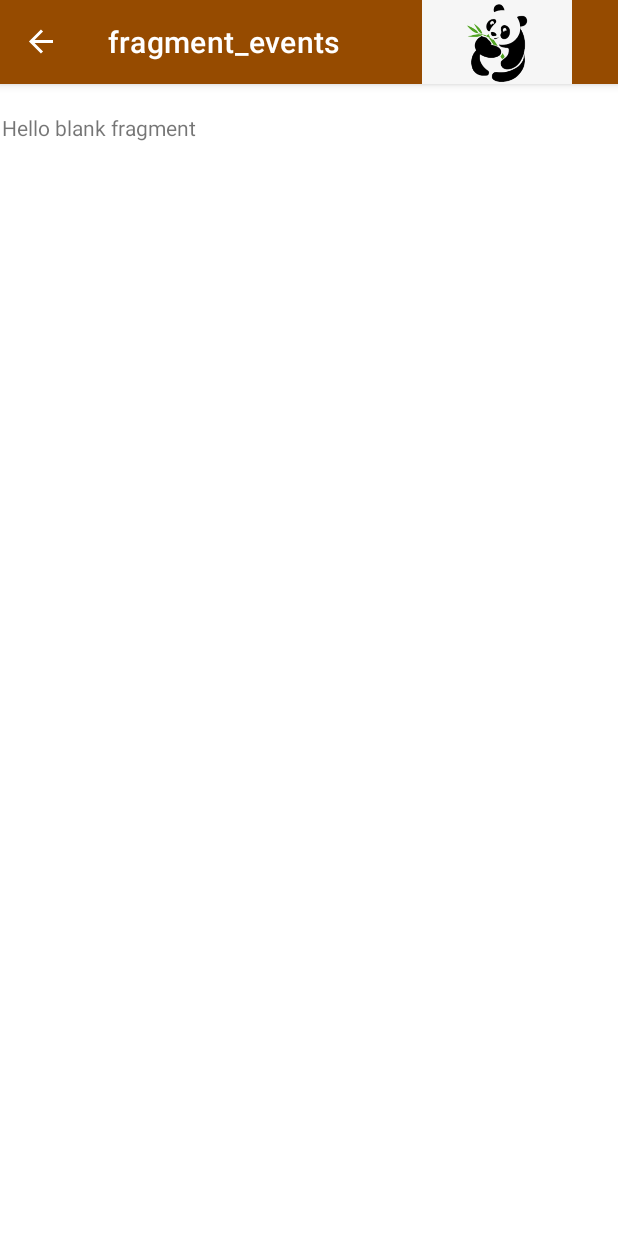
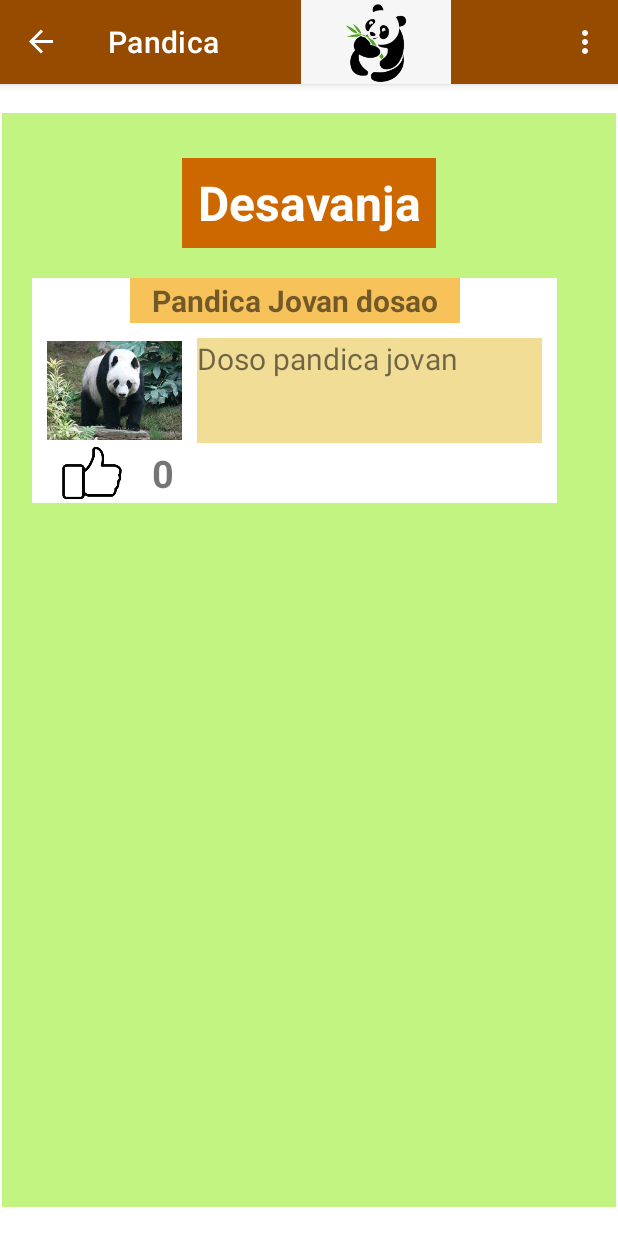
Before and after one commit to nikolamarinkovic/PandicaAndroid, an Android app: the EventsFragment screen opened through its navigation route, on a phone screen of 412 x 824 dp. Run offline under Robolectric (Android 15) with nearby library versions, the phone set to English and light mode, and no system bars; our stand-ins replace navigation-ui.

Commit message:
Added events layout

```diff
--- /dev/null
+++ b/app/src/main/java/com/example/pandica_anroid/Adapters/RecyclerAdapterEvents.java
@@ -0,0 +1,100 @@
+package com.example.pandica_anroid.Adapters;
+
+import android.content.Context;
+import android.media.Image;
+import android.view.LayoutInflater;
+import android.view.View;
+import android.view.ViewGroup;
+import android.widget.EditText;
+import android.widget.ImageView;
+import android.widget.TextView;
+
+import androidx.annotation.NonNull;
+import androidx.recyclerview.widget.RecyclerView;
+
+import com.example.pandica_anroid.Models.Event;
+import com.example.pandica_anroid.Models.SinglePacket;
+import com.example.pandica_anroid.Models.User;
+import com.example.pandica_anroid.R;
+
+import java.util.List;
+
+public class RecyclerAdapterEvents extends RecyclerView.Adapter<RecyclerAdapterEvents.MyViewHolder>{
+
+    private List<Event> events;
+    Context context;
+
+    public Context getContext() {
+        return context;
+    }
+
+    public void setContext(Context context) {
+        this.context = context;
+    }
+
+    public RecyclerAdapterEvents(List<Event> events, Context context) {
+        this.events = events;
+        this.context = context;
+    }
+
+    public class MyViewHolder extends RecyclerView.ViewHolder{
+        private TextView name;
+        private ImageView image;
+        private TextView description;
+        private ImageView likeImage;
+        private TextView numberOfLikes;
+
+        public MyViewHolder(@NonNull View view){
+            super(view);
+            name = view.findViewById(R.id.eventNameTextViewEventRecycler);
+            image = view.findViewById(R.id.eventImageViewEventRecycler);
+            description = view.findViewById(R.id.eventDescriptionTextViewEventRecycler);
+            likeImage = view.findViewById(R.id.eventLikeImageViewEventRecycler);
+            numberOfLikes = view.findViewById(R.id.eventNumberOfLikesTextViewEventRecycler);
+        }
+    }
+
+    @NonNull
+    @Override
+    public RecyclerAdapterEvents.MyViewHolder onCreateViewHolder(@NonNull ViewGroup parent, int viewType) {
+        View itemView = LayoutInflater.from(context).inflate(R.layout.event,parent, false);
+        return new RecyclerAdapterEvents.MyViewHolder(itemView);
+    }
+
+    @Override
+    public void onBindViewHolder(@NonNull RecyclerAdapterEvents.MyViewHolder holder, int position) {
+        Event event = events.get(position);
+
+        String name = event.getName();
+        int imageResource = event.getImageResource();
+        String description = event.getDescription();
+        int numberOfLikes = event.getUserIdsLiked().size();
+
+        int likeImageResource = R.drawable.not_liked;
+        List<Integer> usersLiked = event.getUserIdsLiked();
+
+        for(Integer id : usersLiked){
+            if(id == User.currentUser.getId())
+                likeImageResource = R.drawable.liked;
+        }
+
+        int id = event.getId();
+
+        holder.name.setText(name);
+        holder.image.setImageDrawable(context.getDrawable(imageResource));
+        holder.description.setText(description);
+        holder.likeImage.setImageDrawable(context.getDrawable(likeImageResource));
+        holder.numberOfLikes.setText("" + numberOfLikes);
+
+        holder.likeImage.setOnClickListener((view) -> {
+            //TODO: implement buying tickets
+        });
+    }
+
+    @Override
+    public int getItemCount() {
+        return events.size();
+    }
+
+
+}
--- a/app/src/main/java/com/example/pandica_anroid/BuyingTicketsFragment.java
+++ b/app/src/main/java/com/example/pandica_anroid/BuyingTicketsFragment.java
@@ -68,6 +68,9 @@ public class BuyingTicketsFragment extends Fragment {
     public boolean onOptionsItemSelected(@NonNull MenuItem item){
 
         switch (item.getItemId()){
+            case R.id.mainMenuBuyingTickets:
+
+                return true;
             case R.id.mainMenuBoughtTickets:
                 Navigation.findNavController(getView()).navigate(R.id.action_buyingTicketsFragment_to_boughtTicketsFragment);
                 return true;
--- a/app/src/main/java/com/example/pandica_anroid/EventsFragment.java
+++ b/app/src/main/java/com/example/pandica_anroid/EventsFragment.java
@@ -2,63 +2,91 @@ package com.example.pandica_anroid;
 
 import android.os.Bundle;
 
+import androidx.annotation.NonNull;
+import androidx.annotation.Nullable;
+import androidx.appcompat.app.AppCompatActivity;
 import androidx.fragment.app.Fragment;
+import androidx.navigation.Navigation;
+import androidx.recyclerview.widget.LinearLayoutManager;
+import androidx.recyclerview.widget.RecyclerView;
 
 import android.view.LayoutInflater;
+import android.view.Menu;
+import android.view.MenuInflater;
+import android.view.MenuItem;
 import android.view.View;
 import android.view.ViewGroup;
 
-/**
- * A simple {@link Fragment} subclass.
- * Use the {@link EventsFragment#newInstance} factory method to
- * create an instance of this fragment.
- */
-public class EventsFragment extends Fragment {
+import com.example.pandica_anroid.Adapters.RecyclerAdapterBoughtTickets;
+import com.example.pandica_anroid.Adapters.RecyclerAdapterEvents;
+import com.example.pandica_anroid.Models.BoughtTicket;
+import com.example.pandica_anroid.Models.Event;
 
-    // TODO: Rename parameter arguments, choose names that match
-    // the fragment initialization parameters, e.g. ARG_ITEM_NUMBER
-    private static final String ARG_PARAM1 = "param1";
-    private static final String ARG_PARAM2 = "param2";
 
-    // TODO: Rename and change types of parameters
-    private String mParam1;
-    private String mParam2;
-
-    public EventsFragment() {
-        // Required empty public constructor
-    }
-
-    /**
-     * Use this factory method to create a new instance of
-     * this fragment using the provided parameters.
-     *
-     * @param param1 Parameter 1.
-     * @param param2 Parameter 2.
-     * @return A new instance of fragment EventsFragment.
-     */
-    // TODO: Rename and change types and number of parameters
-    public static EventsFragment newInstance(String param1, String param2) {
-        EventsFragment fragment = new EventsFragment();
-        Bundle args = new Bundle();
-        args.putString(ARG_PARAM1, param1);
-        args.putString(ARG_PARAM2, param2);
-        fragment.setArguments(args);
-        return fragment;
-    }
-
-    @Override
-    public void onCreate(Bundle savedInstanceState) {
-        super.onCreate(savedInstanceState);
-        if (getArguments() != null) {
-            mParam1 = getArguments().getString(ARG_PARAM1);
-            mParam2 = getArguments().getString(ARG_PARAM2);
-        }
-    }
+public class  EventsFragment extends Fragment {
 
     @Override
     public View onCreateView(LayoutInflater inflater, ViewGroup container,
                              Bundle savedInstanceState) {
         // Inflate the layout for this fragment
-        return inflater.inflate(R.layout.fragment_events, container, false);
+        View view = inflater.inflate(R.layout.fragment_events, container, false);
+
+        //setting title
+        ((AppCompatActivity)getActivity()).getSupportActionBar().setTitle("Pandica");
+
+        setHasOptionsMenu(true);
+        return view;
     }
+
+    @Override
+    public void onViewCreated(@NonNull View view, @Nullable Bundle savedInstanceState) {
+        super.onViewCreated(view, savedInstanceState);
+
+        RecyclerView recyclerViewEvents = view.findViewById(R.id.recyclerViewEvents);
+
+        recyclerViewEvents.setLayoutManager(new LinearLayoutManager(getContext()));
+        recyclerViewEvents.setAdapter(new RecyclerAdapterEvents(Event.events, getContext()));
+
+
+
+    }
+
+    @Override
+    public void onCreateOptionsMenu(@NonNull Menu menu, @NonNull MenuInflater inflater) {
+        menu.clear();
+        getActivity().getMenuInflater().inflate(R.menu.main_menu, menu);
+        super.onCreateOptionsMenu(menu, inflater);
+    }
+
+    @Override
+    public boolean onOptionsItemSelected(@NonNull MenuItem item){
+
+        switch (item.getItemId()){
+            case R.id.mainMenuBuyingTickets:
+                Navigation.findNavController(getView()).navigate(R.id.action_eventsFragment_to_buyingTicketsFragment);
+                return true;
+            case R.id.mainMenuBoughtTickets:
+                Navigation.findNavController(getView()).navigate(R.id.action_eventsFragment_to_boughtTicketsFragment);
+                return true;
+            case R.id.mainMenuEvents:
+
+                return true;
+            case R.id.mainMenuAnimals:
+                Navigation.findNavController(getView()).navigate(R.id.action_eventsFragment_to_animalsFragment);
+                return true;
+            case R.id.mainMenuNotifications:
+                Navigation.findNavController(getView()).navigate(R.id.action_eventsFragment_to_notificationsFragment);
+                return true;
+            case R.id.mainMenuProfile:
+                Navigation.findNavController(getView()).navigate(R.id.action_eventsFragment_to_profileFragment);
+                return true;
+
+            case R.id.mainMenulogout:
+                Navigation.findNavController(getView()).navigate(R.id.action_eventsFragment_to_homeFragment);
+                return true;
+            default:
+                return super.onOptionsItemSelected(item);
+        }
+    }
+
 }
--- /dev/null
+++ b/app/src/main/res/layout/event.xml
@@ -0,0 +1,71 @@
+<?xml version="1.0" encoding="utf-8"?>
+<androidx.constraintlayout.widget.ConstraintLayout xmlns:android="http://schemas.android.com/apk/res/android"
+    android:layout_width="350dp"
+    android:layout_height="wrap_content"
+    xmlns:app="http://schemas.android.com/apk/res-auto"
+    android:background = "@color/white"
+    android:layout_marginLeft="20dp"
+    android:layout_marginRight="20dp"
+    >
+
+    <TextView
+        android:id = "@+id/eventNameTextViewEventRecycler"
+        android:background = "@color/event_name"
+        app:layout_constraintLeft_toLeftOf="parent"
+        app:layout_constraintRight_toRightOf="parent"
+        app:layout_constraintTop_toTopOf="parent"
+        android:layout_width="220dp"
+        android:layout_height="30dp"
+        android:gravity = "center"
+        android:textSize = "20sp"
+        android:textStyle = "bold"
+        />
+
+    <ImageView
+        android:layout_marginTop="10dp"
+        android:id = "@+id/eventImageViewEventRecycler"
+        android:layout_width="90dp"
+        android:layout_height="70dp"
+        app:layout_constraintLeft_toLeftOf="parent"
+        app:layout_constraintTop_toBottomOf="@id/eventNameTextViewEventRecycler"
+        android:layout_marginLeft="10dp"
+        />
+
+    <TextView
+        android:id = "@+id/eventDescriptionTextViewEventRecycler"
+        android:layout_width="230dp"
+        android:layout_height="70dp"
+        app:layout_constraintLeft_toRightOf="@id/eventImageViewEventRecycler"
+        app:layout_constraintTop_toTopOf="@id/eventImageViewEventRecycler"
+        android:layout_marginLeft="10dp"
+        android:background = "@color/event_description"
+        android:textSize = "20sp"
+        />
+
+    <ImageView
+        android:id = "@+id/eventLikeImageViewEventRecycler"
+        android:layout_width="60dp"
+        android:layout_height="40dp"
+        app:layout_constraintLeft_toLeftOf="parent"
+        app:layout_constraintTop_toBottomOf="@id/eventImageViewEventRecycler"
+        android:layout_marginLeft="10dp"
+        />
+
+    <TextView
+
+        android:id = "@+id/eventNumberOfLikesTextViewEventRecycler"
+        android:layout_width="50dp"
+        android:layout_height="40dp"
+        app:layout_constraintLeft_toRightOf="@id/eventLikeImageViewEventRecycler"
+        app:layout_constraintTop_toTopOf="@id/eventLikeImageViewEventRecycler"
+        android:layout_marginLeft="10dp"
+        android:textSize = "25sp"
+        android:gravity = "center_vertical"
+        android:textStyle = "bold"
+        />
+
+
+
+
+
+</androidx.constraintlayout.widget.ConstraintLayout>
--- a/app/src/main/res/layout/fragment_events.xml
+++ b/app/src/main/res/layout/fragment_events.xml
@@ -1,14 +1,56 @@
 <?xml version="1.0" encoding="utf-8"?>
-<FrameLayout xmlns:android="http://schemas.android.com/apk/res/android"
-    xmlns:tools="http://schemas.android.com/tools"
+<ScrollView
+    xmlns:android="http://schemas.android.com/apk/res/android"
+    xmlns:app="http://schemas.android.com/apk/res-auto"
     android:layout_width="match_parent"
     android:layout_height="match_parent"
-    tools:context=".EventsFragment">
+    android:background="@color/color_background"
+    >
 
-    <!-- TODO: Update blank fragment layout -->
-    <TextView
+
+    <androidx.constraintlayout.widget.ConstraintLayout
+
+        android:layout_height="match_parent"
         android:layout_width="match_parent"
-        android:layout_height="match_parent"
-        android:text="@string/hello_blank_fragment" />
+        >
 
-</FrameLayout>
+
+        <TextView
+            android:id = "@+id/eventsTextViewEvents"
+            android:layout_width="wrap_content"
+            android:layout_height="60dp"
+            app:layout_constraintTop_toTopOf="parent"
+            app:layout_constraintLeft_toLeftOf="parent"
+            app:layout_constraintRight_toRightOf="parent"
+            android:layout_marginTop="30dp"
+            android:paddingLeft="10dp"
+            android:paddingRight="10dp"
+            android:text = "Desavanja"
+            android:textSize = "32sp"
+            android:textStyle = "bold"
+            android:background = "@color/header_1"
+            android:textColor = "@color/white"
+            android:gravity = "center"
+
+            />
+
+
+
+        <androidx.recyclerview.widget.RecyclerView
+            android:layout_marginTop="20dp"
+            android:id = "@+id/recyclerViewEvents"
+            android:layout_width="wrap_content"
+            android:layout_height="wrap_content"
+            app:layout_constraintTop_toBottomOf="@id/eventsTextViewEvents"
+            app:layout_constraintLeft_toLeftOf="parent"
+
+            />
+
+
+
+
+
+
+    </androidx.constraintlayout.widget.ConstraintLayout>
+
+</ScrollView>
--- a/app/src/main/res/values/colors.xml
+++ b/app/src/main/res/values/colors.xml
@@ -27,6 +27,11 @@
     <color name="status_ticket_declined">#E26D2B</color>
     <color name="status_ticket_accepted">#50FFFF</color>
 
+    <color name="event_name">#F8C25A</color>
+    <color name="event_description">#F1DD96</color>
+
+
+
 
 
 
```
Also changed, not shown: app/src/main/java/com/example/pandica_anroid/Adapters/RecyclerAdapterBoughtTickets.java (renamed from app/src/main/java/com/example/pandica_anroid/Adapters/RecyclerAdapterBoughtTicketsBoughtTickets.java, +5 -7 lines), app/src/main/java/com/example/pandica_anroid/BoughtTicketsFragment.java (+10 -12 lines), app/src/main/java/com/example/pandica_anroid/Models/Animal.java (+6 -5 lines), app/src/main/java/com/example/pandica_anroid/Models/Event.java (+19 -4 lines), app/src/main/res/drawable/event_0.jpeg (added), app/src/main/res/drawable/liked.png (added), app/src/main/res/drawable/not_liked.png (added).
